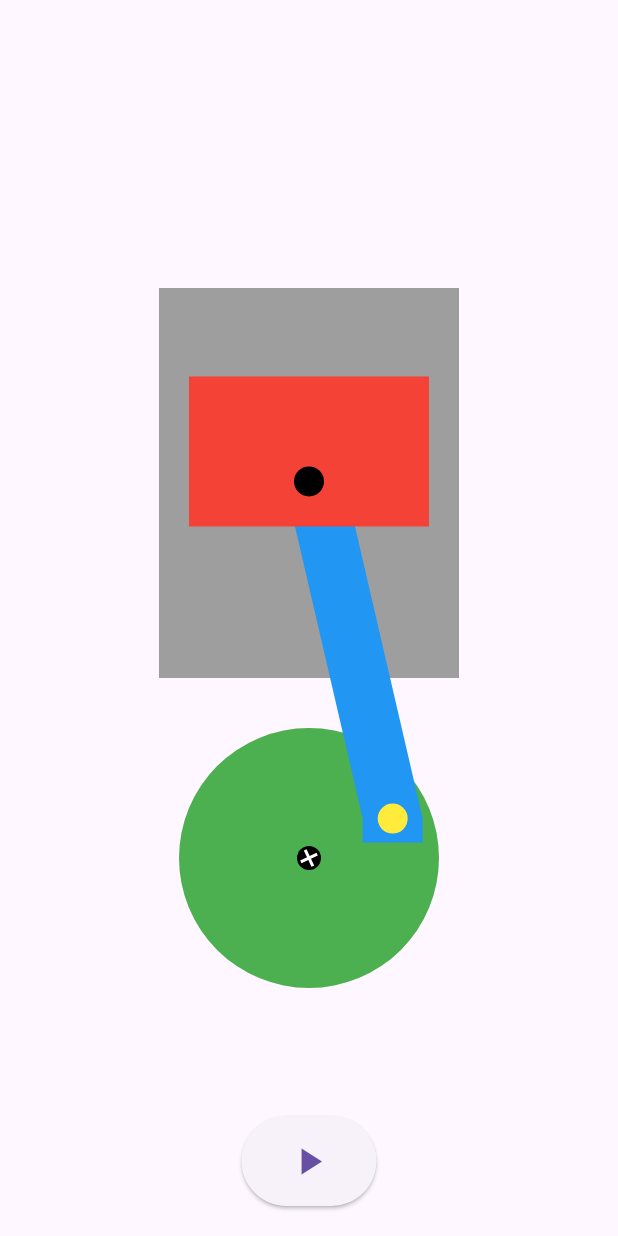
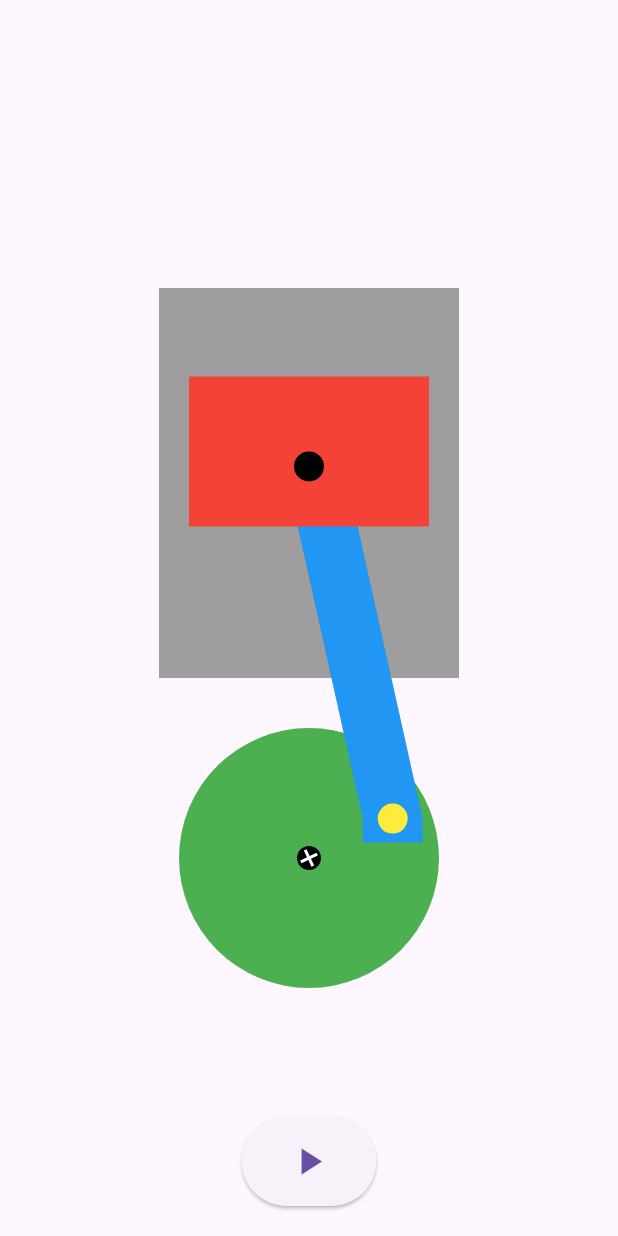
Before and after one commit to Aoli/svg_to_custom_paint_test, a Flutter app: the screen it shows after launch, after a tap on the "pause" icon, on a phone screen of 412 x 824 dp. Run offline on Flutter 3.47's test engine with Material 3 defaults, Android fonts, the light colour scheme and no system bars.

Commit message:
Update crankshaft journal drawing and adjust pin position in PistonPainter

```diff
--- a/lib/svg_to_custom_paint.dart
+++ b/lib/svg_to_custom_paint.dart
@@ -132,8 +132,11 @@ class PistonPainter extends CustomPainter {
         size.height * 0.55 // Increased from 0.45 to match taller cylinder
         );
 
-    // Draw the crankshaft journal as a green circle
+    // Draw the crankshaft journal with cutout opposite to yellow pin
     paint.color = Colors.green;
+    paint.style = PaintingStyle.fill;
+
+    // Start with a simple green circle
     canvas.drawCircle(crankshaftJournalCenter, crankshaftJournalRadius, paint);
 
     // Draw a bolt in the middle of the crankshaft journal
@@ -159,8 +162,8 @@ class PistonPainter extends CustomPainter {
     canvas.restore();
 
     // Draw the round pin going through the piston
-    final pinCenter =
-        Offset(size.width * 0.5, pistonPosition + size.height * 0.1 + 30); // Moved down by 30
+    final pinCenter = Offset(size.width * 0.5,
+        pistonPosition + size.height * 0.1 + 20); // Moved down by 30
 
     // Draw the piston rod first (so it appears behind everything)
     final pistonRodPath = Path()
```
